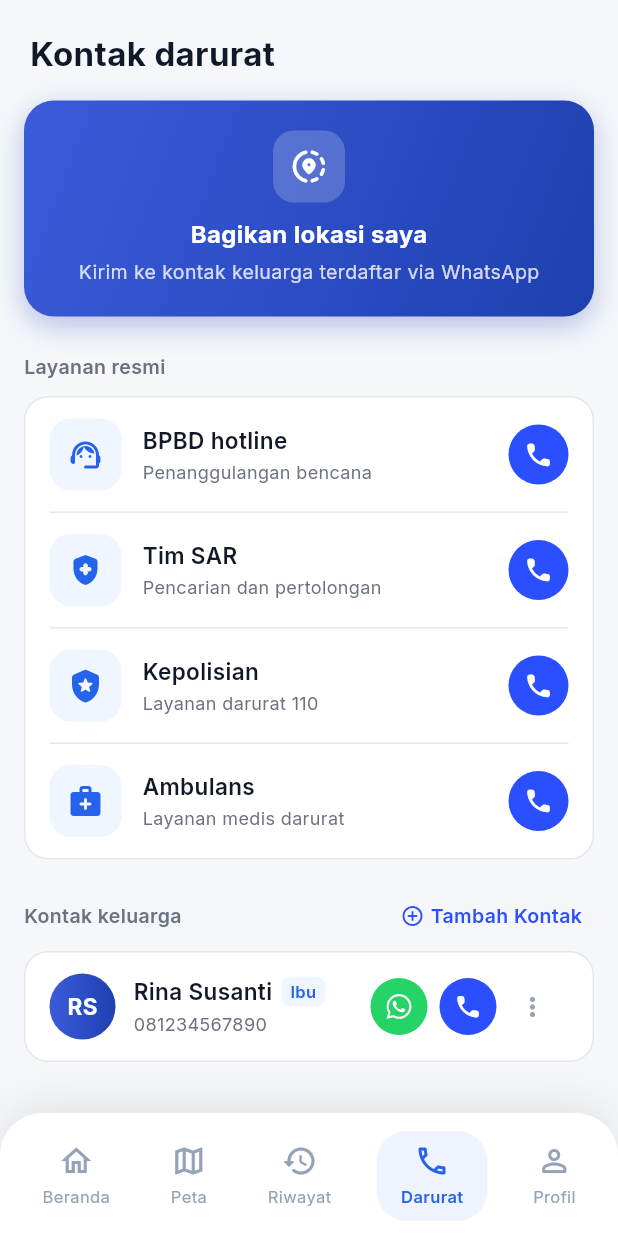
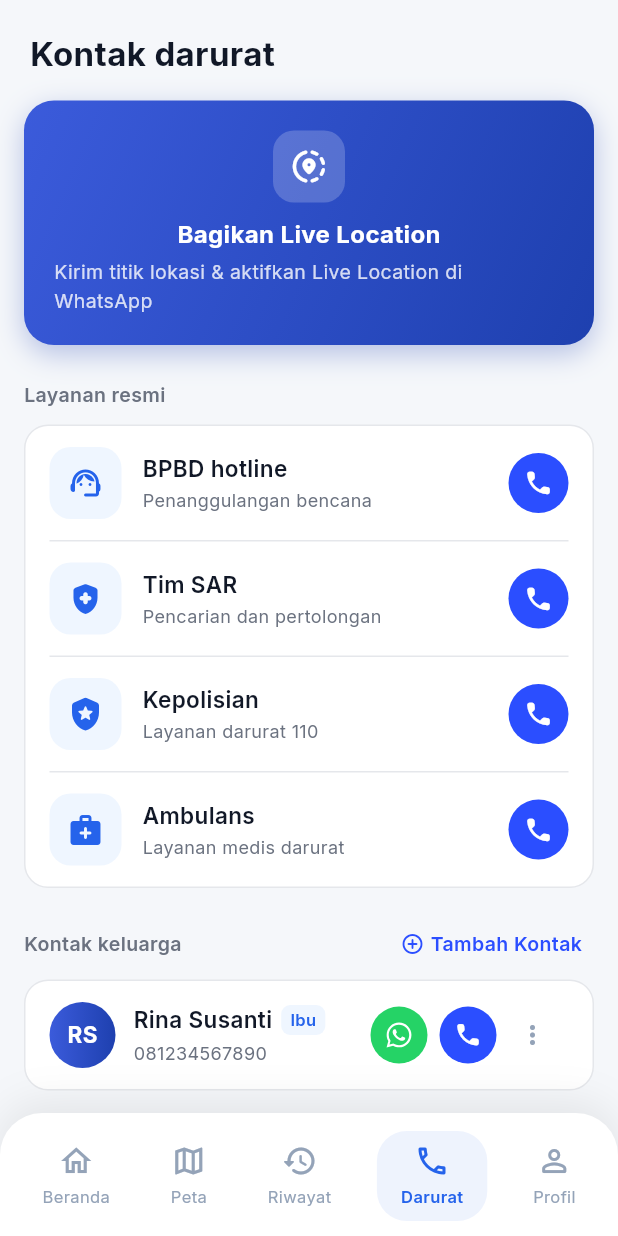
Before and after one commit to rizalzaky23/SAMUDRA, a Flutter app: the EmergencyScreen screen opened by its route, on a phone screen of 412 x 824 dp. Run offline on Flutter 3.47's test engine with Material 3 defaults, Android fonts, the phone set to English and light mode, and no system bars; our stand-ins replace cached_network_image, dio, firebase_core, firebase_messaging, flutter_dotenv, flutter_local_notifications and 12 more; accounts and stored records are empty.

Commit message:
fix(emergency): perbaiki overflow keyboard modal dan sesuaikan format live location whatsapp

```diff
--- a/frontend/lib/features/emergency/providers/family_contacts_provider.dart
+++ b/frontend/lib/features/emergency/providers/family_contacts_provider.dart
@@ -207,17 +207,20 @@ class FamilyContactsNotifier extends StateNotifier<FamilyContactsState> {
       final mapsUrl = 'https://maps.google.com/?q=$lat,$lng';
 
       final msg = StringBuffer();
-      msg.writeln('🚨 *PESAN DARURAT SAMUDRA* 🚨');
+      msg.writeln('🚨 *DARURAT SAMUDRA — PEMANTAUAN LIVE LOCATION* 🚨');
       msg.writeln('Halo *${contact.name}*, saya membutuhkan pertolongan darurat!');
       msg.writeln();
-      msg.writeln('📍 *Lokasi Real-Time Saya Saat Ini:*');
+      msg.writeln('📍 *Peta & Titik Koordinat Real-Time Saya:*');
       msg.writeln(mapsUrl);
       msg.writeln('Koordinat: $lat, $lng');
       if (addressText != null) {
-        msg.writeln('Perkiraan Area: $addressText');
+        msg.writeln('Area Sekitar: $addressText');
       }
       msg.writeln();
-      msg.writeln('_(Dikirim via Fitur Kontak Darurat Aplikasi SAMUDRA)_');
+      msg.writeln('🔴 *PEMANTAUAN LANGSUNG (LIVE LOCATION WHATSAPP):*');
+      msg.writeln('Mohon pantau pergerakan saya secara langsung di ruang obrolan ini.');
+      msg.writeln();
+      msg.writeln('_(Pesan otomatis dikirim melalui Fitur Darurat Aplikasi SAMUDRA)_');
 
       final encoded = Uri.encodeComponent(msg.toString());
 
--- a/frontend/lib/features/emergency/screens/emergency_screen.dart
+++ b/frontend/lib/features/emergency/screens/emergency_screen.dart
@@ -122,8 +122,8 @@ class EmergencyScreen extends ConsumerWidget {
                         const SizedBox(height: 10),
                         Text(
                           familyState.isSharingLocation
-                              ? 'Menyiapkan lokasi & WhatsApp...'
-                              : 'Bagikan lokasi saya',
+                              ? 'Menyiapkan Live Location...'
+                              : 'Bagikan Live Location',
                           style: GoogleFonts.inter(
                             fontSize: 16,
                             fontWeight: FontWeight.w700,
@@ -132,7 +132,7 @@ class EmergencyScreen extends ConsumerWidget {
                         ),
                         const SizedBox(height: 4),
                         Text(
-                          'Kirim ke kontak keluarga terdaftar via WhatsApp',
+                          'Kirim titik lokasi & aktifkan Live Location di WhatsApp',
                           style: GoogleFonts.inter(
                             fontSize: 13,
                             color: Colors.white.withValues(alpha: 0.8),
@@ -497,9 +497,9 @@ class EmergencyScreen extends ConsumerWidget {
             ),
           ),
 
-          // Action 1: WhatsApp Share Location Button (Green)
+          // Action 1: WhatsApp Live Location Button (Green)
           Tooltip(
-            message: 'Bagikan Lokasi via WhatsApp',
+            message: 'Bagikan Live Location via WhatsApp',
             child: GestureDetector(
               onTap: () => _sendWhatsAppDirect(context, ref, contact),
               child: Container(
@@ -678,13 +678,13 @@ class EmergencyScreen extends ConsumerWidget {
             const SizedBox(width: 12),
             Expanded(
               child: Text(
-                'Mengambil titik lokasi & membuka WhatsApp ${contact.name}...',
+                'Membuka chat WhatsApp ${contact.name} untuk Live Location...',
                 style: GoogleFonts.inter(fontSize: 13),
               ),
             ),
           ],
         ),
-        duration: const Duration(seconds: 3),
+        duration: const Duration(seconds: 4),
         backgroundColor: const Color(0xFF1E293B),
       ),
     );
@@ -736,7 +736,7 @@ class EmergencyScreen extends ConsumerWidget {
             ),
             const SizedBox(height: 16),
             Text(
-              'Bagikan Lokasi ke WhatsApp',
+              'Bagikan Live Location ke WhatsApp',
               style: GoogleFonts.inter(
                 fontSize: 18,
                 fontWeight: FontWeight.w700,
@@ -745,7 +745,7 @@ class EmergencyScreen extends ConsumerWidget {
             ),
             const SizedBox(height: 4),
             Text(
-              'Pilih kontak keluarga yang ingin Anda kirimi pesan darurat dan link lokasi:',
+              'Pilih kontak keluarga yang ingin Anda kirimi titik lokasi & pantau secara live di WhatsApp:',
               style: GoogleFonts.inter(
                 fontSize: 13,
                 color: AppColors.textSecondary,
@@ -814,9 +814,9 @@ class EmergencyScreen extends ConsumerWidget {
                           ),
                           const SizedBox(width: 6),
                           Text(
-                            'Kirim',
+                            'Live Location',
                             style: GoogleFonts.inter(
-                              fontSize: 12.5,
+                              fontSize: 12,
                               fontWeight: FontWeight.w700,
                               color: Colors.white,
                             ),
@@ -869,13 +869,14 @@ class EmergencyScreen extends ConsumerWidget {
         borderRadius: BorderRadius.vertical(top: Radius.circular(24)),
       ),
       builder: (ctx) => StatefulBuilder(
-        builder: (context, setModalState) => Padding(
+        builder: (context, setModalState) => SafeArea(
+          child: Padding(
             padding: EdgeInsets.only(
-            left: 20,
-            right: 20,
-            top: 16,
-            bottom: MediaQuery.of(context).viewInsets.bottom + 24,
+              bottom: MediaQuery.of(context).viewInsets.bottom,
             ),
+            child: SingleChildScrollView(
+              physics: const BouncingScrollPhysics(),
+              padding: const EdgeInsets.fromLTRB(20, 16, 20, 24),
               child: Column(
                 mainAxisSize: MainAxisSize.min,
                 crossAxisAlignment: CrossAxisAlignment.start,
@@ -1113,6 +1114,8 @@ class EmergencyScreen extends ConsumerWidget {
           ),
         ),
       ),
+    ),
+  ),
 );
 }
 
```
Lines whose indentation alone changed are shown as unchanged.
